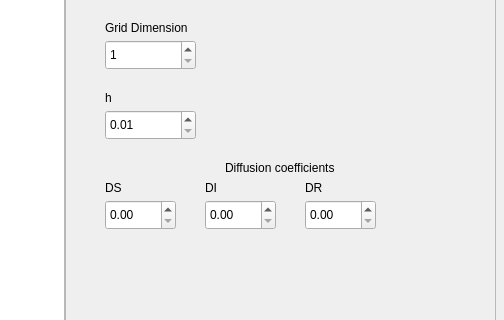
The window that mainwindow.ui (ligabeast/pandemic_simulation_windows) describes before a commit, drawn with Qt 5; both pictures show x 505 to 1009 and y 359 to 679 of the 1009 by 1112 pixel window.
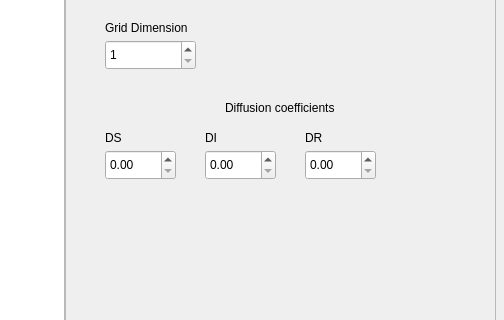
The same window after the commit. The open tabs and pages were chosen to show the change.

```diff
--- a/mainwindow.ui
+++ b/mainwindow.ui
@@ -313,7 +313,7 @@
          <property name="geometry">
           <rect>
            <x>120</x>
-           <y>70</y>
+           <y>10</y>
            <width>151</width>
            <height>16</height>
           </rect>
@@ -326,7 +326,7 @@
          <property name="geometry">
           <rect>
            <x>0</x>
-           <y>90</y>
+           <y>40</y>
            <width>31</width>
            <height>16</height>
           </rect>
@@ -339,13 +339,13 @@
          <property name="geometry">
           <rect>
            <x>0</x>
-           <y>110</y>
+           <y>60</y>
            <width>71</width>
            <height>30</height>
           </rect>
          </property>
          <property name="maximum">
-          <double>1.000000000000000</double>
+          <double>100.000000000000000</double>
          </property>
          <property name="singleStep">
           <double>0.010000000000000</double>
@@ -355,13 +355,13 @@
          <property name="geometry">
           <rect>
            <x>100</x>
-           <y>110</y>
+           <y>60</y>
            <width>71</width>
            <height>30</height>
           </rect>
          </property>
          <property name="maximum">
-          <double>10.000000000000000</double>
+          <double>100.000000000000000</double>
          </property>
          <property name="singleStep">
           <double>0.010000000000000</double>
@@ -371,13 +371,13 @@
          <property name="geometry">
           <rect>
            <x>200</x>
-           <y>110</y>
+           <y>60</y>
            <width>71</width>
            <height>30</height>
           </rect>
          </property>
          <property name="maximum">
-          <double>10.000000000000000</double>
+          <double>100.000000000000000</double>
          </property>
          <property name="singleStep">
           <double>0.010000000000000</double>
@@ -387,7 +387,7 @@
          <property name="geometry">
           <rect>
            <x>100</x>
-           <y>90</y>
+           <y>40</y>
            <width>31</width>
            <height>16</height>
           </rect>
@@ -400,7 +400,7 @@
          <property name="geometry">
           <rect>
            <x>200</x>
-           <y>90</y>
+           <y>40</y>
            <width>31</width>
            <height>16</height>
           </rect>
@@ -409,38 +409,6 @@
           <string>DR</string>
          </property>
         </widget>
-        <widget class="QLabel" name="label12">
-         <property name="geometry">
-          <rect>
-           <x>0</x>
-           <y>0</y>
-           <width>111</width>
-           <height>16</height>
-          </rect>
-         </property>
-         <property name="text">
-          <string>h</string>
-         </property>
-        </widget>
-        <widget class="QDoubleSpinBox" name="inputh">
-         <property name="geometry">
-          <rect>
-           <x>0</x>
-           <y>20</y>
-           <width>91</width>
-           <height>30</height>
-          </rect>
-         </property>
-         <property name="minimum">
-          <double>0.010000000000000</double>
-         </property>
-         <property name="maximum">
-          <double>100.000000000000000</double>
-         </property>
-         <property name="singleStep">
-          <double>0.100000000000000</double>
-         </property>
-        </widget>
        </widget>
        <widget class="QWidget" name="agentPage">
         <widget class="QLabel" name="label14">
```
Left out of the diff: 13 changed lines with no effect on the pictures.
